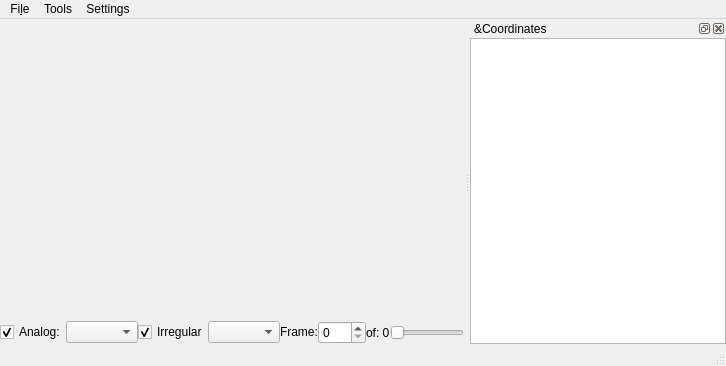
Qt form gui/signalviewer.ui (ctigaret/scipyen) before a commit.
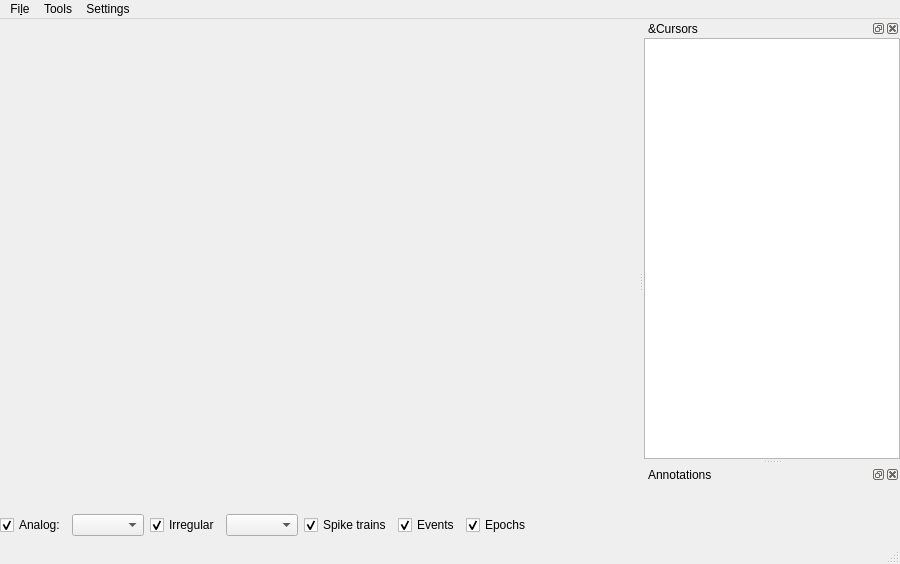
The same form after that commit. Custom widgets are drawn as their Qt base class.

Patch:
```diff
--- a/gui/signalviewer.ui
+++ b/gui/signalviewer.ui
@@ -6,8 +6,8 @@
    <rect>
     <x>0</x>
     <y>0</y>
-    <width>726</width>
-    <height>366</height>
+    <width>900</width>
+    <height>564</height>
    </rect>
   </property>
   <property name="sizePolicy">
@@ -39,9 +39,6 @@
     <property name="bottomMargin">
      <number>0</number>
     </property>
-    <property name="spacing">
-     <number>0</number>
-    </property>
     <item row="0" column="0">
      <widget class="QWidget" name="viewerWidgetContainer" native="true">
       <property name="sizePolicy">
@@ -81,86 +78,53 @@
        <widget class="QComboBox" name="irregularSignalComboBox"/>
       </item>
       <item>
-       <widget class="QLabel" name="label">
-        <property name="sizePolicy">
-         <sizepolicy hsizetype="Preferred" vsizetype="Fixed">
-          <horstretch>0</horstretch>
-          <verstretch>0</verstretch>
-         </sizepolicy>
-        </property>
+       <widget class="QCheckBox" name="plotSpikeTrainsCheckBox">
         <property name="text">
-         <string>Frame:</string>
+         <string>Spike trains</string>
         </property>
-        <property name="buddy">
-         <cstring>framesQSpinBox</cstring>
+        <property name="checked">
+         <bool>true</bool>
         </property>
        </widget>
       </item>
       <item>
-       <widget class="QSpinBox" name="framesQSpinBox">
-        <property name="sizePolicy">
-         <sizepolicy hsizetype="Minimum" vsizetype="Fixed">
-          <horstretch>0</horstretch>
-          <verstretch>0</verstretch>
-         </sizepolicy>
+       <widget class="QCheckBox" name="plotEventsCheckBox">
+        <property name="text">
+         <string>Events</string>
         </property>
-        <property name="minimumSize">
-         <size>
-          <width>48</width>
-          <height>0</height>
-         </size>
-        </property>
-        <property name="mouseTracking">
+        <property name="checked">
          <bool>true</bool>
         </property>
-        <property name="toolTip">
-         <string>Select frame</string>
-        </property>
-        <property name="whatsThis">
-         <string>Current frame number</string>
-        </property>
-        <property name="buttonSymbols">
-         <enum>QAbstractSpinBox::UpDownArrows</enum>
-        </property>
-        <property name="keyboardTracking">
-         <bool>false</bool>
-        </property>
        </widget>
       </item>
       <item>
-       <widget class="QLabel" name="nFramesLabel">
+       <widget class="QCheckBox" name="plotEpochsCheckBox">
         <property name="text">
-         <string>of: 0</string>
+         <string>Epochs</string>
         </property>
+        <property name="checked">
+         <bool>true</bool>
+        </property>
        </widget>
       </item>
       <item>
-       <widget class="QSlider" name="framesQSlider">
-        <property name="sizePolicy">
-         <sizepolicy hsizetype="Expanding" vsizetype="Fixed">
-          <horstretch>0</horstretch>
-          <verstretch>0</verstretch>
-         </sizepolicy>
-        </property>
-        <property name="mouseTracking">
-         <bool>true</bool>
-        </property>
-        <property name="toolTip">
-         <string>Select frame</string>
-        </property>
-        <property name="whatsThis">
-         <string>Frame selector slider</string>
-        </property>
-        <property name="autoFillBackground">
-         <bool>false</bool>
-        </property>
+       <spacer name="horizontalSpacer">
         <property name="orientation">
          <enum>Qt::Horizontal</enum>
         </property>
-       </widget>
+        <property name="sizeHint" stdset="0">
+         <size>
+          <width>40</width>
+          <height>20</height>
+         </size>
+        </property>
+       </spacer>
       </item>
      </layout>
     </item>
+    <item row="2" column="0">
+     <widget class="SpinBoxSlider" name="_frames_spinBoxSlider_" native="true"/>
+    </item>
    </layout>
   </widget>
   <widget class="QMenuBar" name="menubar">
@@ -168,8 +132,8 @@
     <rect>
      <x>0</x>
      <y>0</y>
-     <width>726</width>
-     <height>28</height>
+     <width>900</width>
+     <height>30</height>
     </rect>
    </property>
    <widget class="QMenu" name="menuFile">
@@ -202,6 +166,7 @@
      <string>Settings</string>
     </property>
     <addaction name="actionShow_Legends"/>
+    <addaction name="actionIgnore_empty_spike_trains"/>
    </widget>
    <addaction name="menuFile"/>
    <addaction name="menuTools"/>
@@ -210,7 +175,7 @@
   <widget class="QStatusBar" name="statusbar"/>
   <widget class="QDockWidget" name="coordinatesDockWidget">
    <property name="windowTitle">
-    <string>&amp;Coordinates</string>
+    <string>&amp;Cursors</string>
    </property>
    <attribute name="dockWidgetArea">
     <number>2</number>
@@ -242,6 +207,21 @@
     </layout>
    </widget>
   </widget>
+  <widget class="QDockWidget" name="annotationsDockWidget">
+   <property name="windowTitle">
+    <string>Annotations</string>
+   </property>
+   <attribute name="dockWidgetArea">
+    <number>2</number>
+   </attribute>
+   <widget class="QWidget" name="dockWidgetContents_2">
+    <layout class="QGridLayout" name="gridLayout_3">
+     <item row="0" column="0">
+      <widget class="InteractiveTreeWidget" name="annotationsViewer" native="true"/>
+     </item>
+    </layout>
+   </widget>
+  </widget>
   <action name="actionClose">
    <property name="text">
     <string>&amp;Close</string>
@@ -325,7 +305,29 @@
     <string>Show Legends</string>
    </property>
   </action>
+  <action name="actionIgnore_empty_spike_trains">
+   <property name="checkable">
+    <bool>true</bool>
+   </property>
+   <property name="text">
+    <string>Ignore empty spike trains</string>
+   </property>
+  </action>
  </widget>
+ <customwidgets>
+  <customwidget>
+   <class>SpinBoxSlider</class>
+   <extends>QWidget</extends>
+   <header location="global">gui.widgets.spinboxslider</header>
+   <container>1</container>
+  </customwidget>
+  <customwidget>
+   <class>InteractiveTreeWidget</class>
+   <extends>QWidget</extends>
+   <header location="global">gui.widgets.interactivetreewidget</header>
+   <container>1</container>
+  </customwidget>
+ </customwidgets>
  <resources/>
  <connections>
   <connection>
```
